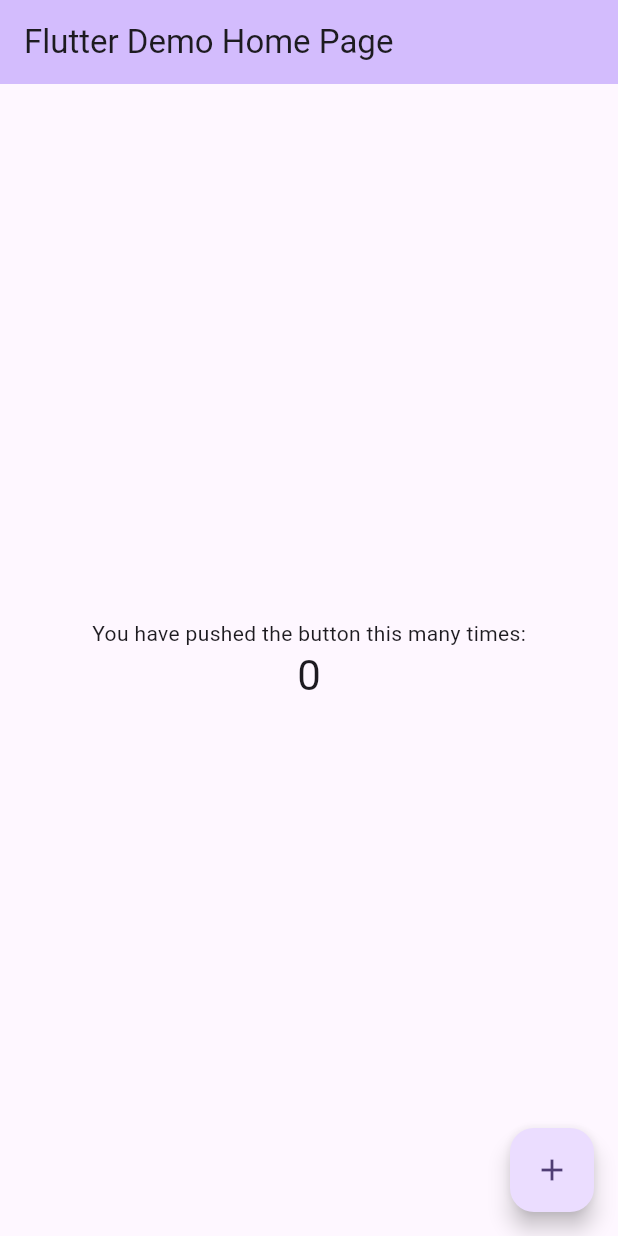
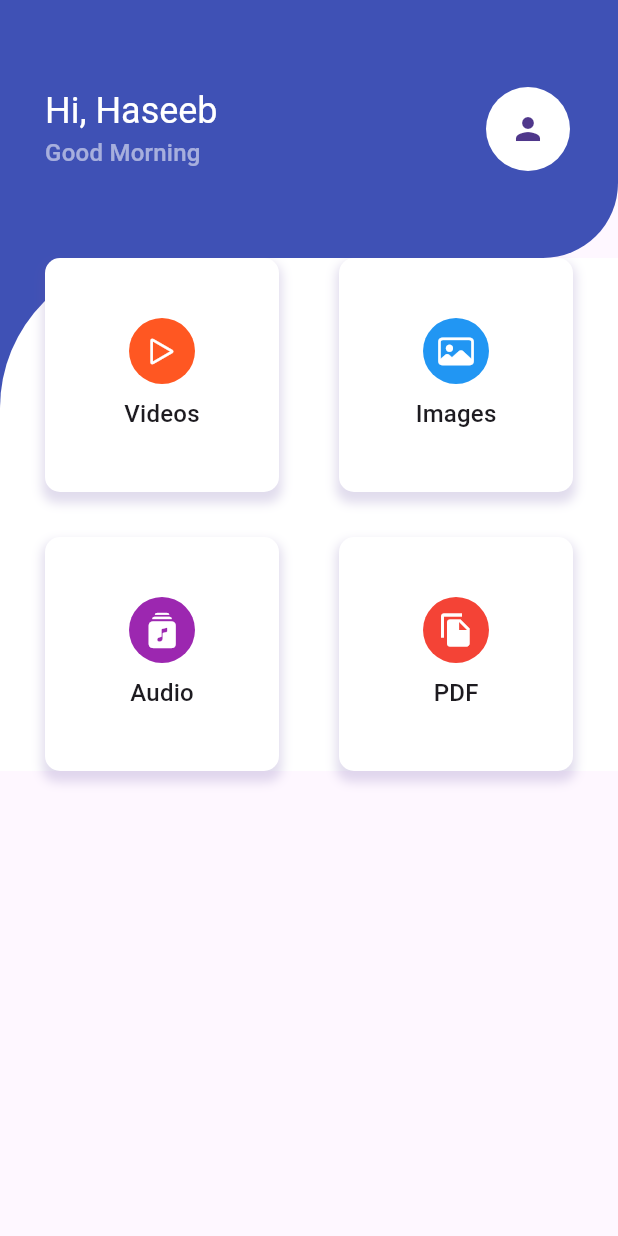
Before and after one commit to AfilAhamed/Dashboard_Animations, a Flutter app: the screen it shows after launch, on a phone screen of 412 x 824 dp. Run offline on Flutter 3.47's test engine with Material 3 defaults, Android fonts, the phone set to English and light mode, and no system bars.

Commit message:
first commit

```diff
--- a/lib/main.dart
+++ b/lib/main.dart
@@ -1,125 +1,25 @@
+import 'package:dashboard_ui_animations/view/home_screen/home_screen.dart';
 import 'package:flutter/material.dart';
+import 'package:flutter/services.dart';
 
 void main() {
+  SystemChrome.setSystemUIOverlayStyle(
+      const SystemUiOverlayStyle(statusBarColor: Colors.transparent));
   runApp(const MyApp());
 }
 
 class MyApp extends StatelessWidget {
   const MyApp({super.key});
 
-  // This widget is the root of your application.
   @override
   Widget build(BuildContext context) {
     return MaterialApp(
+      debugShowCheckedModeBanner: false,
       title: 'Flutter Demo',
       theme: ThemeData(
-        // This is the theme of your application.
-        //
-        // TRY THIS: Try running your application with "flutter run". You'll see
-        // the application has a purple toolbar. Then, without quitting the app,
-        // try changing the seedColor in the colorScheme below to Colors.green
-        // and then invoke "hot reload" (save your changes or press the "hot
-        // reload" button in a Flutter-supported IDE, or press "r" if you used
-        // the command line to start the app).
-        //
-        // Notice that the counter didn't reset back to zero; the application
-        // state is not lost during the reload. To reset the state, use hot
-        // restart instead.
-        //
-        // This works for code too, not just values: Most code changes can be
-        // tested with just a hot reload.
-        colorScheme: ColorScheme.fromSeed(seedColor: Colors.deepPurple),
         useMaterial3: true,
       ),
-      home: const MyHomePage(title: 'Flutter Demo Home Page'),
+      home: const HomeScreen(),
     );
   }
 }
-
-class MyHomePage extends StatefulWidget {
-  const MyHomePage({super.key, required this.title});
-
-  // This widget is the home page of your application. It is stateful, meaning
-  // that it has a State object (defined below) that contains fields that affect
-  // how it looks.
-
-  // This class is the configuration for the state. It holds the values (in this
-  // case the title) provided by the parent (in this case the App widget) and
-  // used by the build method of the State. Fields in a Widget subclass are
-  // always marked "final".
-
-  final String title;
-
-  @override
-  State<MyHomePage> createState() => _MyHomePageState();
-}
-
-class _MyHomePageState extends State<MyHomePage> {
-  int _counter = 0;
-
-  void _incrementCounter() {
-    setState(() {
-      // This call to setState tells the Flutter framework that something has
-      // changed in this State, which causes it to rerun the build method below
-      // so that the display can reflect the updated values. If we changed
-      // _counter without calling setState(), then the build method would not be
-      // called again, and so nothing would appear to happen.
-      _counter++;
-    });
-  }
-
-  @override
-  Widget build(BuildContext context) {
-    // This method is rerun every time setState is called, for instance as done
-    // by the _incrementCounter method above.
-    //
-    // The Flutter framework has been optimized to make rerunning build methods
-    // fast, so that you can just rebuild anything that needs updating rather
-    // than having to individually change instances of widgets.
-    return Scaffold(
-      appBar: AppBar(
-        // TRY THIS: Try changing the color here to a specific color (to
-        // Colors.amber, perhaps?) and trigger a hot reload to see the AppBar
-        // change color while the other colors stay the same.
-        backgroundColor: Theme.of(context).colorScheme.inversePrimary,
-        // Here we take the value from the MyHomePage object that was created by
-        // the App.build method, and use it to set our appbar title.
-        title: Text(widget.title),
-      ),
-      body: Center(
-        // Center is a layout widget. It takes a single child and positions it
-        // in the middle of the parent.
-        child: Column(
-          // Column is also a layout widget. It takes a list of children and
-          // arranges them vertically. By default, it sizes itself to fit its
-          // children horizontally, and tries to be as tall as its parent.
-          //
-          // Column has various properties to control how it sizes itself and
-          // how it positions its children. Here we use mainAxisAlignment to
-          // center the children vertically; the main axis here is the vertical
-          // axis because Columns are vertical (the cross axis would be
-          // horizontal).
-          //
-          // TRY THIS: Invoke "debug painting" (choose the "Toggle Debug Paint"
-          // action in the IDE, or press "p" in the console), to see the
-          // wireframe for each widget.
-          mainAxisAlignment: MainAxisAlignment.center,
-          children: <Widget>[
-            const Text(
-              'You have pushed the button this many times:',
-            ),
-            Text(
-              '$_counter',
-              style: Theme.of(context).textTheme.headlineMedium,
-            ),
-          ],
-        ),
-      ),
-      floatingActionButton: FloatingActionButton(
-        onPressed: _incrementCounter,
-        tooltip: 'Increment',
-        child: const Icon(Icons.add),
-      ), // This trailing comma makes auto-formatting nicer for build methods.
-    );
-  }
-}
--- a/lib/view/home_screen/home_screen.dart
+++ b/lib/view/home_screen/home_screen.dart
@@ -0,0 +1,121 @@
+import 'package:flutter/cupertino.dart';
+import 'package:flutter/material.dart';
+
+class HomeScreen extends StatelessWidget {
+  const HomeScreen({super.key});
+
+  @override
+  Widget build(BuildContext context) {
+    return Scaffold(
+      body: ListView(
+        padding: EdgeInsets.zero,
+        children: [
+          Container(
+            decoration: const BoxDecoration(
+                color: Colors.indigo,
+                borderRadius:
+                    BorderRadius.only(bottomRight: Radius.circular(50))),
+            child: Column(
+              children: [
+                const SizedBox(
+                  height: 50,
+                ),
+                ListTile(
+                  contentPadding: const EdgeInsets.symmetric(horizontal: 30),
+                  title: Text(
+                    'Hi, Haseeb',
+                    style: Theme.of(context)
+                        .textTheme
+                        .headlineSmall
+                        ?.copyWith(color: Colors.white),
+                  ),
+                  subtitle: Text(
+                    'Good Morning',
+                    style: Theme.of(context)
+                        .textTheme
+                        .titleMedium
+                        ?.copyWith(color: Colors.white54),
+                  ),
+                  trailing: const CircleAvatar(
+                    backgroundColor: Colors.white,
+                    radius: 30,
+                    child: Icon(Icons.person),
+                  ),
+                ),
+                const SizedBox(
+                  height: 50,
+                ),
+              ],
+            ),
+          ),
+          Container(
+            color: Colors.indigo,
+            child: Container(
+              padding: EdgeInsets.symmetric(horizontal: 30),
+              decoration: const BoxDecoration(
+                  color: Colors.white,
+                  borderRadius:
+                      BorderRadius.only(topLeft: Radius.circular(100))),
+              child: GridView.count(
+                shrinkWrap: true,
+                crossAxisCount: 2,
+                mainAxisSpacing: 30,
+                crossAxisSpacing: 40,
+                children: [
+                  itemDashBoard('Videos', CupertinoIcons.play_arrow,
+                      Colors.deepOrange, context),
+                  itemDashBoard(
+                      'Images', CupertinoIcons.photo, Colors.blue, context),
+                  itemDashBoard('Audio', CupertinoIcons.music_albums_fill,
+                      Colors.purple, context),
+                  itemDashBoard('PDF', Icons.file_copy, Colors.red, context),
+                  // itemDashBoard('Videos', CupertinoIcons.play_arrow,
+                  //     Colors.deepOrange, context),
+                  // itemDashBoard('Videos', CupertinoIcons.play_arrow,
+                  //     Colors.deepOrange, context),
+                ],
+              ),
+            ),
+          )
+        ],
+      ),
+    );
+  }
+
+  itemDashBoard(String title, IconData icon, Color background, context) {
+    return Container(
+      decoration: BoxDecoration(
+          color: Colors.white,
+          borderRadius: BorderRadius.circular(10),
+          boxShadow: [
+            BoxShadow(
+              offset: const Offset(0, 5),
+              color: Theme.of(context).primaryColor.withOpacity(.2),
+              spreadRadius: 2,
+              blurRadius: 5,
+            )
+          ]),
+      child: Column(
+        mainAxisAlignment: MainAxisAlignment.center,
+        children: [
+          Container(
+            padding: const EdgeInsets.all(10),
+            decoration:
+                BoxDecoration(color: background, shape: BoxShape.circle),
+            child: Icon(
+              icon,
+              color: Colors.white,
+            ),
+          ),
+          const SizedBox(
+            height: 8,
+          ),
+          Text(
+            title,
+            style: Theme.of(context).textTheme.titleMedium,
+          )
+        ],
+      ),
+    );
+  }
+}
```
